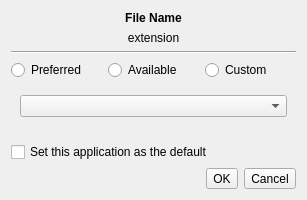
Qt form src-qt5/core/lumina-open/LFileDialog.ui (lumina-desktop/lumina) before a commit.
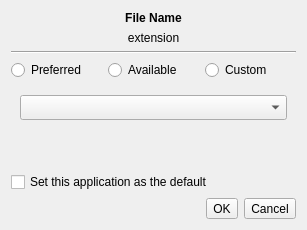
The same form after that commit. Icons and pictures are not drawn.

Commit message: Set a minimum size for the program selection box so it will not squish if a filename is too long.

What changed in the file:
```diff
--- a/src-qt5/core/lumina-open/LFileDialog.ui
+++ b/src-qt5/core/lumina-open/LFileDialog.ui
@@ -7,7 +7,7 @@
     <x>0</x>
     <y>0</y>
     <width>307</width>
-    <height>200</height>
+    <height>230</height>
    </rect>
   </property>
   <property name="windowTitle">
@@ -162,6 +162,12 @@
       <layout class="QVBoxLayout" name="verticalLayout_3">
        <item>
         <widget class="QComboBox" name="combo_rec">
+         <property name="minimumSize">
+          <size>
+           <width>0</width>
+           <height>25</height>
+          </size>
+         </property>
          <property name="iconSize">
           <size>
            <width>20</width>
```
